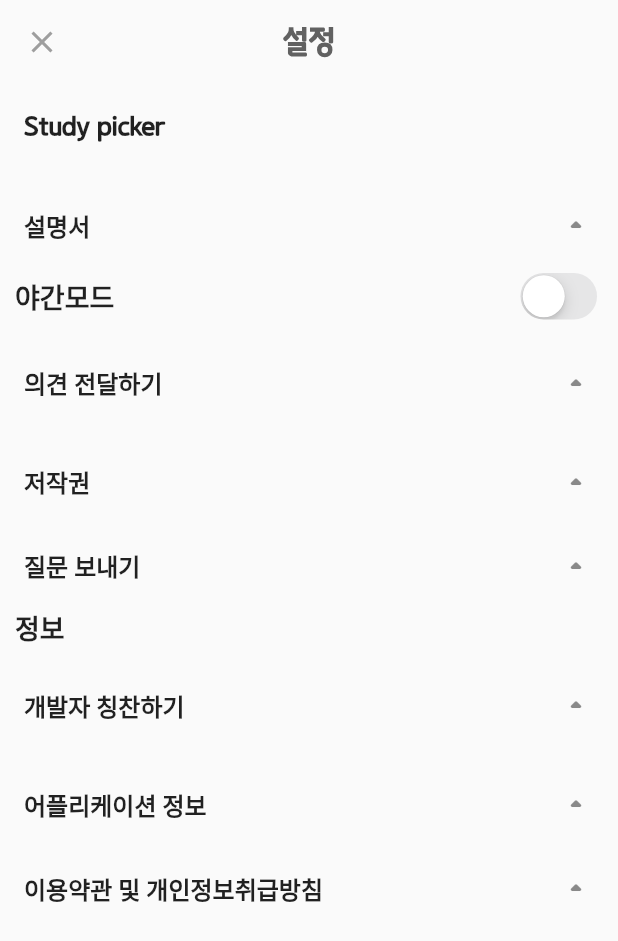
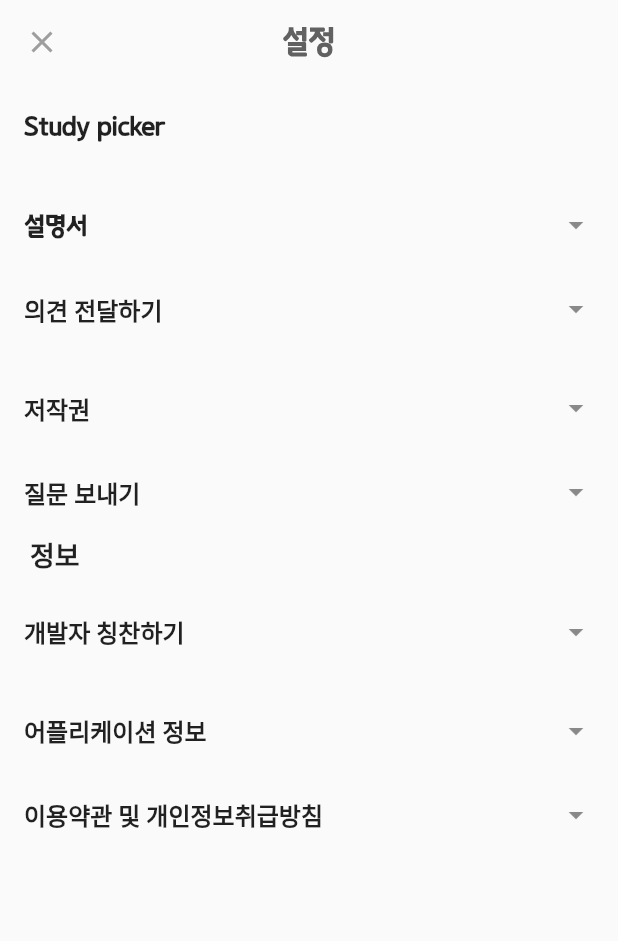
Before and after one commit to Uks98/clip_picker, a Flutter app: the Setting screen opened directly, on a phone screen of 412 x 824 dp. Shown: the top 941 px of the screen. Run offline on Flutter 3.47's test engine with Material 2 defaults, Android fonts, the phone set to English and light mode, and no system bars; our stand-ins replace firebase_analytics, firebase_core, firebase_crashlytics, fl_chart, in_app_review, sqflite and 1 more; missing offline and left inert: multi_image_picker; accounts and stored records are empty; Roboto replaces fonts that are missing (gom_KR).

Commit message:
'firstrelease'

```diff
--- a/lib/setting.dart
+++ b/lib/setting.dart
@@ -59,7 +59,7 @@ class _SettingState extends State<Setting> {
           ),
 
           ListTile(
-              trailing: Icon(Icons.arrow_drop_up_rounded),
+              trailing: Icon(Icons.arrow_drop_down),
               onTap: (){
              //   Get.to(
              //       IntroductionScreen(
@@ -92,37 +92,34 @@ class _SettingState extends State<Setting> {
                 '설명서',
                 style: TextStyle(
                     fontSize: 16,
-                    fontFamily: 'gom_KR',
                     fontWeight: FontWeight.bold
                 ),
               )),
-          Padding(
-            padding: EdgeInsets.only(
-                left: 10,
-                right: 10
-            ),
-            child: Row(
-              mainAxisAlignment: MainAxisAlignment.spaceBetween,
-              children: [
-                Text(
-                  '야간모드',
-                  style: TextStyle(
-                    fontSize: 18,
-                    fontFamily: 'gom_KR',
-                    fontWeight: FontWeight.bold,
-                  ),
-                ),
-                CupertinoSwitch(value: isSwitched, onChanged: (value){
-                  setState(() {
-                  });
-                }),
-              ],
-            ),
-          ),
-          SizedBox(
-            height: 10,
-          ), ListTile(
-              trailing: Icon(Icons.arrow_drop_up_rounded),
+          //Padding(
+          //  padding: EdgeInsets.only(
+          //      left: 10,
+          //      right: 10
+          //  ),
+          //  child: Row(
+          //    mainAxisAlignment: MainAxisAlignment.spaceBetween,
+          //    children: [
+          //      Text(
+          //        '야간모드',
+          //        style: TextStyle(
+          //          fontSize: 18,
+          //          fontFamily: 'gom_KR',
+          //          fontWeight: FontWeight.bold,
+          //        ),
+          //      ),
+          //      CupertinoSwitch(value: isSwitched, onChanged: (value){
+          //        setState(() {
+          //        });
+          //      }),
+          //    ],
+          //  ),
+          //),
+           ListTile(
+              trailing: Icon(Icons.arrow_drop_down),
               onTap: _sendEmail,
               title: Text(
                 '의견 전달하기',
@@ -136,7 +133,7 @@ class _SettingState extends State<Setting> {
             height: 10,
           ),
           ListTile(
-              trailing: Icon(Icons.arrow_drop_up_rounded),
+              trailing: Icon(Icons.arrow_drop_down),
               onTap: (){
                 //Get.to(Licence());
               },
@@ -149,7 +146,7 @@ class _SettingState extends State<Setting> {
                 ),
               )),
           ListTile(
-              trailing: Icon(Icons.arrow_drop_up_rounded),
+              trailing: Icon(Icons.arrow_drop_down),
               onTap: _qmail,
               title: Text(
                 '질문 보내기',
@@ -161,7 +158,7 @@ class _SettingState extends State<Setting> {
               )),
           Padding(
             padding: EdgeInsets.only(
-              left:10,
+              left:20,
             ),
             child: Text(
               '정보',
@@ -176,7 +173,7 @@ class _SettingState extends State<Setting> {
             height: 10,
           ),
           ListTile(
-              trailing: Icon(Icons.arrow_drop_up_rounded),
+              trailing: Icon(Icons.arrow_drop_down),
               onTap: () {
                 InAppReview.instance.requestReview();},
               title: Text(
@@ -191,7 +188,7 @@ class _SettingState extends State<Setting> {
             height: 10,
           ),
           ListTile(
-              trailing: Icon(Icons.arrow_drop_up_rounded),
+              trailing: Icon(Icons.arrow_drop_down),
               onTap: (){},
               title: Text(
                 '어플리케이션 정보',
@@ -202,7 +199,7 @@ class _SettingState extends State<Setting> {
                 ),
               )),
           ListTile(
-              trailing: Icon(Icons.arrow_drop_up_rounded),
+              trailing: Icon(Icons.arrow_drop_down),
               onTap: (){
               },
               title: Text(
--- a/lib/show_detail.dart
+++ b/lib/show_detail.dart
@@ -84,7 +84,7 @@ class ShowDetail extends StatelessWidget {
               }else if(index ==3 ){
                 return Container(
                   margin: EdgeInsets.only(left: 25,top: 15,right: 20),
-                  child: Text("공부시간 · ${Utils.makeTwoDigit(pick.studyTime ~/ 60)}:${Utils.makeTwoDigit(pick.studyTime  % 60).toString()}분",
+                  child: Text("공부시간 · ${Utils.makeTwoDigit(pick.studyTime ~/ 60)}시간 ${Utils.makeTwoDigit(pick.studyTime  % 60).toString()}분",
                     style: TextStyle(color: Colors.white, fontSize: 18),
                   ),
                 );
--- a/lib/stydyaddpage.dart
+++ b/lib/stydyaddpage.dart
@@ -548,7 +548,7 @@ class StudyCard extends StatelessWidget {
                     height: 15,
                   ),
                   Text(
-                    "공부 시간 · ${Utils.makeTwoDigit(pick.studyTime ~/ 60)}:${Utils.makeTwoDigit(pick.studyTime % 60)}분"
+                    "공부 시간 · ${Utils.makeTwoDigit(pick.studyTime ~/ 60)}시간 ${Utils.makeTwoDigit(pick.studyTime % 60)}분"
                         .toString(),
                     style: TextStyle(color: Colors.white, fontSize: 16),
                   ),
@@ -697,7 +697,7 @@ class _GetAllStudyCardState extends State<GetAllStudyCard> {
                       height: 15,
                     ),
                     Text(
-                      "공부 시간 · ${Utils.makeTwoDigit(widget.pick.studyTime ~/ 60)}:${Utils.makeTwoDigit(widget.pick.studyTime % 60)}분"
+                      "공부 시간 · ${Utils.makeTwoDigit(widget.pick.studyTime ~/ 60)}시간 ${Utils.makeTwoDigit(widget.pick.studyTime % 60)}분"
                           .toString(),
                       style: TextStyle(color: Colors.white, fontSize: 16),
                     ),
@@ -777,11 +777,11 @@ class _GetAllStudyCardState extends State<GetAllStudyCard> {
                               ),
                             )),
                     Container(
-                        margin: const EdgeInsets.only(left: 200, bottom: 15),
+                        margin: const EdgeInsets.only(left: 0, bottom: 15),
                         child: Text(
                           "${Utils.numToDateTime2(widget.pick.date)}".replaceAll('00:00:00.000', ""),
                           style: TextStyle(
-                              fontSize: 16, color: Palette.textColor1),
+                              fontSize: 16, color: Colors.grey[400]),
                         ),)
                   ],
                 ),
--- a/lib/style/color_style.dart
+++ b/lib/style/color_style.dart
@@ -20,10 +20,10 @@ class Palette{
 
   static const listPick = Color(0xffe6ccb2);
   static const listPick1 = Color(0xffe9c46a);
-  static const listPick2 = Color(0xffe76f51);
+  static const listPick2 = Color(0xff4361ee);
   static const listPick3 = Color(0xffccd5ae);
   static const listPick4 = Color(0xff9c6644);
-  static const listPick5 = Color(0xff74c69d);
+  static const listPick5 = Color(0xffff6b6b);
   static const listPick6 = Color(0xff84a98c);
   static const listPick7 = Color(0xff495057);
 }
```
Also changed, not shown: 2 other files.
